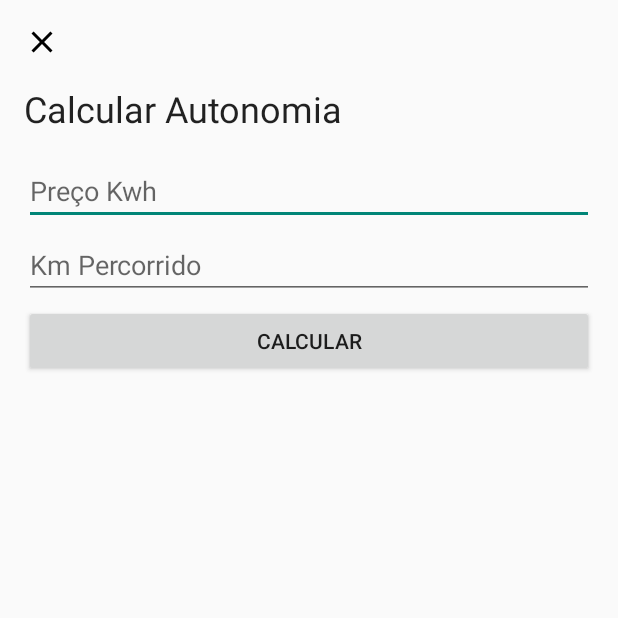
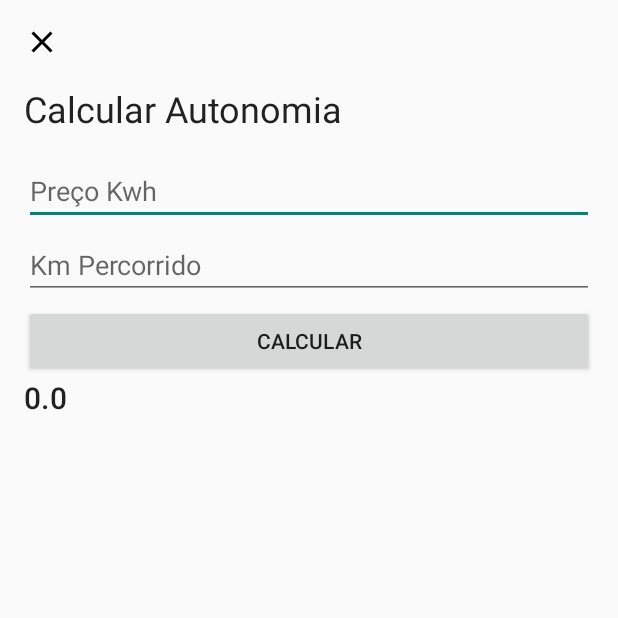
Before and after one commit to digitalinnovationone/eletric-car-app, an Android app: the CalcularAutonomiaActivity screen opened directly, with no data from a screen before it, on a phone screen of 412 x 824 dp, the top half of it. Run offline under Robolectric (Android 15) with nearby library versions, the phone set to English and light mode, and no system bars.

Commit message:
Aula 5 - Estrutura inicial da aula 5

```diff
--- a/app/src/main/java/com/example/eletriccarapp/domain/Carro.kt
+++ b/app/src/main/java/com/example/eletriccarapp/domain/Carro.kt
@@ -6,5 +6,6 @@ data class Carro(
     val bateria: String,
     val potencia: String,
     val recarga: String,
-    val urlPhoto: String
+    val urlPhoto: String,
+    var isFavorite:Boolean
 )
--- a/app/src/main/java/com/example/eletriccarapp/ui/CalcularAutonomiaActivity.kt
+++ b/app/src/main/java/com/example/eletriccarapp/ui/CalcularAutonomiaActivity.kt
@@ -1,16 +1,13 @@
 package com.example.eletriccarapp.ui
 
-import android.os.AsyncTask
+import android.content.Context
 import android.os.Bundle
-import android.util.Log
 import android.widget.Button
 import android.widget.EditText
 import android.widget.ImageView
 import android.widget.TextView
 import androidx.appcompat.app.AppCompatActivity
 import com.example.eletriccarapp.R
-import java.net.HttpURLConnection
-import java.net.URL
 
 class CalcularAutonomiaActivity : AppCompatActivity() {
 
@@ -26,6 +23,12 @@ class CalcularAutonomiaActivity : AppCompatActivity() {
         setContentView(R.layout.activity_calcular_autonomia)
         setupView()
         setupListeners()
+        setupCachedResult()
+    }
+
+    private fun setupCachedResult() {
+        val valorCalculado = getSharedPref()
+        resultado.text = valorCalculado.toString()
     }
 
     fun setupView() {
@@ -51,9 +54,21 @@ class CalcularAutonomiaActivity : AppCompatActivity() {
         val result = preco / km
 
         resultado.text = result.toString()
+        saveSharedPref(result)
+    }
+
+    fun saveSharedPref(resultado: Float) {
+        val sharedPref = getPreferences(Context.MODE_PRIVATE) ?: return
+        with(sharedPref.edit()) {
+            putFloat(getString(R.string.saved_calc), resultado)
+            apply()
+        }
+    }
+
+    fun getSharedPref(): Float {
+        val sharedPref = getPreferences(Context.MODE_PRIVATE)
+        return sharedPref.getFloat(getString(R.string.saved_calc), 0.0f)
     }
 
 
-
-
 }
--- a/app/src/main/res/layout/activity_calcular_autonomia.xml
+++ b/app/src/main/res/layout/activity_calcular_autonomia.xml
@@ -63,11 +63,12 @@
 
     <TextView
         android:id="@+id/tv_resultado"
-        style="@style/TextAppearance.MaterialComponents.Body2"
+        style="@style/TextAppearance.MaterialComponents.Headline6"
         android:layout_width="wrap_content"
         android:layout_height="wrap_content"
         app:layout_constraintStart_toStartOf="@id/btn_calcular"
-        app:layout_constraintTop_toBottomOf="@id/btn_calcular" />
+        app:layout_constraintTop_toBottomOf="@id/btn_calcular"
+        tools:text="1.0" />
 
 
 </androidx.constraintlayout.widget.ConstraintLayout>
--- a/app/src/main/res/values/strings.xml
+++ b/app/src/main/res/values/strings.xml
@@ -13,6 +13,8 @@
     <string name="calcular_autonomia">Calcular Autonomia</string>
     <string name="no_wifi">Ops, internet não disponível ):</string>
     <string name="response_error">Algo deu errado, por favor tente novamente mais tarde</string>
+    <string name="saved_calc">saved_calc</string>
+
     <string-array name="array_cidades">
         <item>Araraquara</item>
         <item>Taquaringa</item>
```
Also changed, not shown: app/src/main/java/com/example/eletriccarapp/data/CarFactory.kt (+9 -7 lines), app/src/main/java/com/example/eletriccarapp/data/local/CarrosContract.kt (added, +28 -0 lines), app/src/main/java/com/example/eletriccarapp/ui/CarFragment.kt (+8 -4 lines), app/src/main/java/com/example/eletriccarapp/ui/adapter/CarAdapter.kt (+21 -0 lines), app/src/main/res/layout/carro_item.xml (+12 -0 lines).
